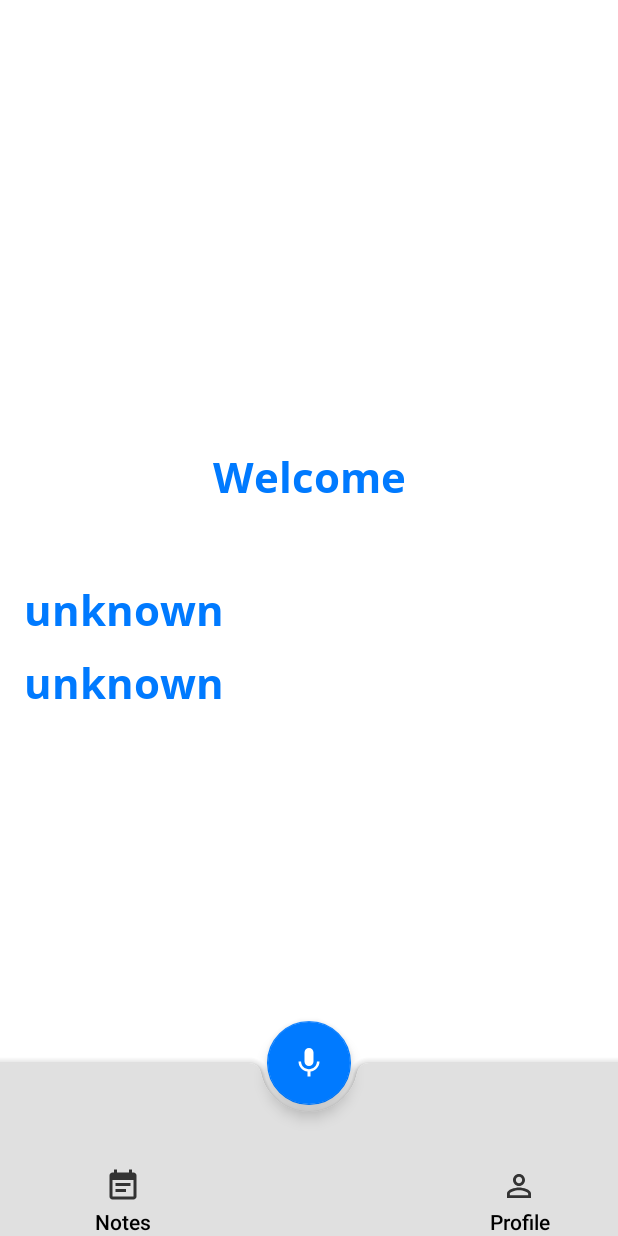
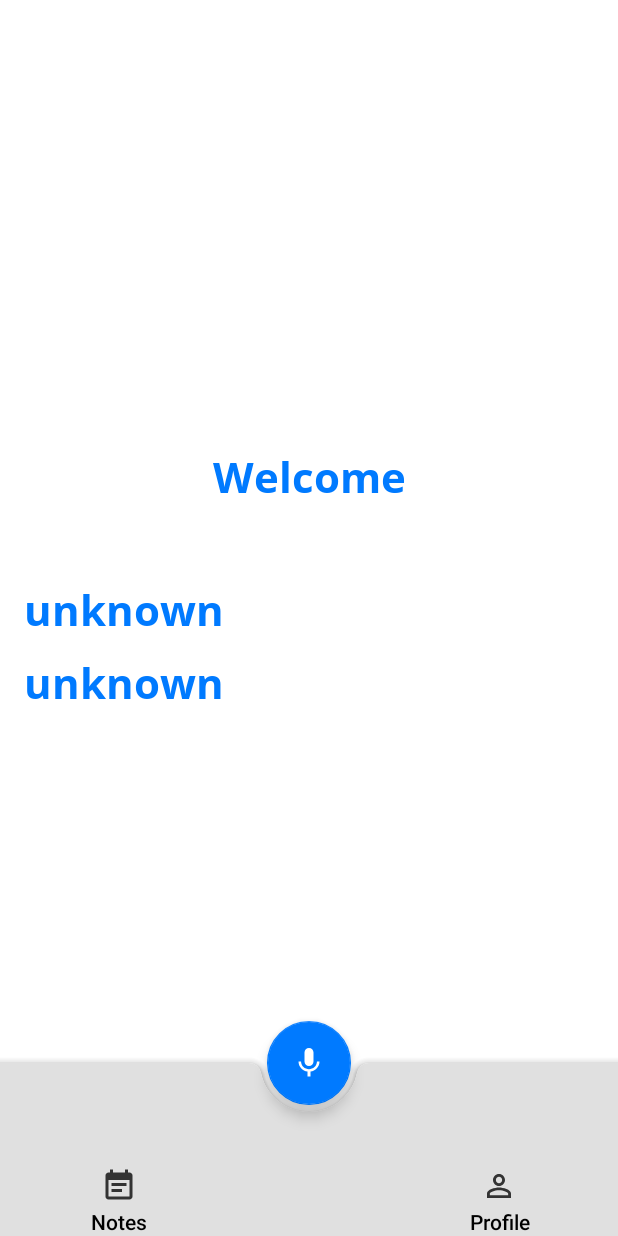
Before and after one commit to karldusenbery/AmpliVoiceTest2, an Android app: the DashboardActivity screen opened directly, with no data from a screen before it, on a phone screen of 412 x 824 dp. Run offline under Robolectric (Android 15) with nearby library versions, the phone set to English and light mode, and no system bars; our stand-ins replace Firebase (no records; nobody signed in at launch, a user with empty details on screens opened directly); 1 statement that could not run was skipped.

```diff
--- a/app/src/main/res/layout/activity_dashboard.xml
+++ b/app/src/main/res/layout/activity_dashboard.xml
@@ -108,6 +108,7 @@
                 android:gravity="center"
                 android:orientation="vertical"
                 android:text="Profile"
+                android:layout_marginRight="16dp"
                 android:textAllCaps="false"
                 android:textColor="@color/colorBlack">
             </TextView>
```
